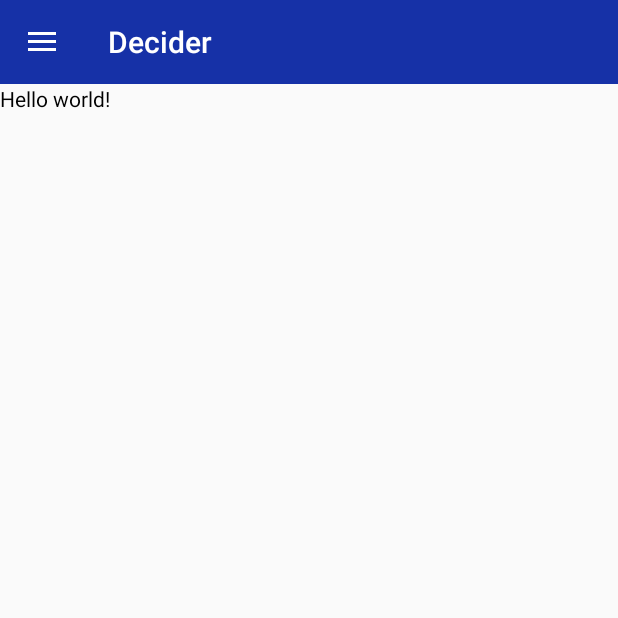
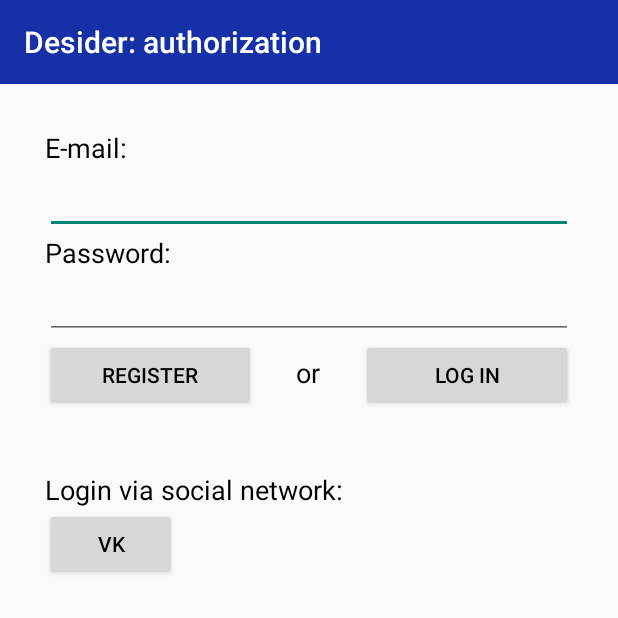
Before and after one commit to tech-team/decider-android, an Android app: the screen it shows after launch (MainActivity), on a phone screen of 412 x 824 dp, the top half of it. Run offline under Robolectric (Android 15) with nearby library versions, the phone set to English and light mode, and no system bars; libraries missing offline, so code that uses them is left out: com.vk.sdk; 1 statement that could not run was skipped.

Commit message:
VK auth works

```diff
--- a/app/src/main/java/org/techteam/decider/gui/activities/MainActivity.java
+++ b/app/src/main/java/org/techteam/decider/gui/activities/MainActivity.java
@@ -21,6 +21,7 @@ import com.vk.sdk.VKUIHelper;
 import com.vk.sdk.api.VKError;
 
 import org.techteam.decider.R;
+import org.techteam.decider.gui.fragments.AuthFragment;
 import org.techteam.decider.gui.fragments.MainFragment;
 import org.techteam.decider.gui.fragments.PostsListFragment;
 import org.techteam.decider.util.Toaster;
@@ -29,6 +30,8 @@ import java.util.List;
 
 
 public class MainActivity extends ActionBarActivity {
+    public static final String TOKEN_PREF_KEY = "token";
+
     @Override
     protected void onCreate(Bundle savedInstanceState) {
         super.onCreate(savedInstanceState);
@@ -39,26 +42,17 @@ public class MainActivity extends ActionBarActivity {
         setContentView(R.layout.activity_main);
 
         if (savedInstanceState == null) {
-            getFragmentManager().beginTransaction()
-                    .add(R.id.content_frame, new MainFragment()).commit();
+            // show main fragment if user has token
+            // or auth fragment otherwise
+            String token = sharedPrefs.getString(TOKEN_PREF_KEY, null);
+            if (token != null) {
+                getFragmentManager().beginTransaction()
+                        .add(R.id.content_frame, new MainFragment()).commit();
+            } else {
+                getFragmentManager().beginTransaction()
+                        .add(R.id.content_frame, new AuthFragment()).commit();
+            }
         }
-
-        VKSdk.initialize(new VKSdkListener() {
-            @Override
-            public void onCaptchaError(VKError vkError) {
-                Toaster.toast(MainActivity.this, vkError.errorMessage);
-            }
-
-            @Override
-            public void onTokenExpired(VKAccessToken vkAccessToken) {
-                Toaster.toast(MainActivity.this, "Token expired");
-            }
-
-            @Override
-            public void onAccessDenied(VKError vkError) {
-                Toaster.toast(MainActivity.this, vkError.errorMessage);
-            }
-        }, "4855698");
     }
 
 //
--- /dev/null
+++ b/app/src/main/java/org/techteam/decider/gui/fragments/AuthFragment.java
@@ -0,0 +1,123 @@
+package org.techteam.decider.gui.fragments;
+
+import android.app.Activity;
+import android.app.Fragment;
+import android.os.Bundle;
+import android.support.v7.app.ActionBar;
+import android.support.v7.widget.Toolbar;
+import android.view.LayoutInflater;
+import android.view.View;
+import android.view.ViewGroup;
+import android.widget.Button;
+
+import com.vk.sdk.VKAccessToken;
+import com.vk.sdk.VKSdk;
+import com.vk.sdk.VKSdkListener;
+import com.vk.sdk.api.VKError;
+
+import org.techteam.decider.R;
+import org.techteam.decider.gui.activities.MainActivity;
+import org.techteam.decider.util.Toaster;
+
+public class AuthFragment
+        extends Fragment {
+
+    public static final String TAG = AuthFragment.class.toString();
+    private MainActivity activity;
+
+    // VK stuff
+    private static final String VK_APP_ID = "4855698";
+    private static final String VK_AUTH_SCOPE = "";
+
+    // controls
+    private Button registerButton;
+    private Button loginButton;
+    private Button loginViaVKButton;
+
+    @Override
+    public View onCreateView(LayoutInflater inflater, ViewGroup container, Bundle savedInstanceState) {
+        View rootView = inflater.inflate(R.layout.fragment_auth, container, false);
+
+        return rootView;
+    }
+
+    @Override
+    public void onViewCreated(View view, Bundle savedInstanceState) {
+        super.onViewCreated(view, savedInstanceState);
+
+        // find controls
+        registerButton = (Button) view.findViewById(R.id.register_button);
+        loginButton = (Button) view.findViewById(R.id.login_button);
+        loginViaVKButton = (Button) view.findViewById(R.id.login_via_vk_button);
+
+        // attach callbacks
+        loginViaVKButton.setOnClickListener(new View.OnClickListener() {
+            @Override
+            public void onClick(View v) {
+                loginViaVK();
+            }
+        });
+    }
+
+    @Override
+    public void onAttach(Activity activity) {
+        super.onAttach(activity);
+
+        this.activity = (MainActivity) activity;
+    }
+
+    @Override
+    public void onActivityCreated(Bundle savedInstanceState) {
+        super.onActivityCreated(savedInstanceState);
+
+        Toolbar toolbar = (Toolbar) this.activity.findViewById(R.id.auth_toolbar);
+        this.activity.setSupportActionBar(toolbar);
+
+        ActionBar actionBar = this.activity.getSupportActionBar();
+        if (actionBar != null) {
+            actionBar.setTitle(this.activity.getString(R.string.auth_title));
+            //actionBar.setDisplayHomeAsUpEnabled(true);
+            //actionBar.setHomeButtonEnabled(true);
+        }
+    }
+
+    @Override
+    public void onSaveInstanceState(Bundle outState) {
+        super.onSaveInstanceState(outState);
+    }
+
+    private void loginViaVK() {
+        final Activity activity = this.activity;
+
+        VKSdk.initialize(new VKSdkListener() {
+            @Override
+            public void onCaptchaError(VKError vkError) {
+                Toaster.toast(activity, vkError.errorMessage);
+            }
+
+            @Override
+            public void onTokenExpired(VKAccessToken vkAccessToken) {
+                Toaster.toast(activity, "Token expired");
+            }
+
+            @Override
+            public void onAccessDenied(VKError vkError) {
+                Toaster.toast(activity, vkError.errorMessage);
+            }
+
+            @Override
+            public void onReceiveNewToken(VKAccessToken newToken) {
+                super.onReceiveNewToken(newToken);
+
+                // auth was successful
+                Toaster.toast(activity, newToken.userId);
+
+                // open main fragment
+                getFragmentManager().beginTransaction()
+                        .replace(R.id.content_frame, new MainFragment()).commit();
+            }
+        }, VK_APP_ID);
+
+        VKSdk.authorize(VK_AUTH_SCOPE);
+    }
+}
--- a/app/src/main/java/org/techteam/decider/gui/fragments/MainFragment.java
+++ b/app/src/main/java/org/techteam/decider/gui/fragments/MainFragment.java
@@ -2,19 +2,9 @@ package org.techteam.decider.gui.fragments;
 
 import android.app.Activity;
 import android.app.Fragment;
-import android.app.LoaderManager;
-import android.content.Loader;
-import android.content.SharedPreferences;
-import android.content.res.Resources;
-import android.database.Cursor;
 import android.os.Bundle;
-import android.preference.PreferenceManager;
 import android.support.v4.widget.DrawerLayout;
-import android.support.v4.widget.SwipeRefreshLayout;
-import android.support.v7.app.ActionBar;
 import android.support.v7.app.ActionBarDrawerToggle;
-import android.support.v7.widget.LinearLayoutManager;
-import android.support.v7.widget.RecyclerView;
 import android.support.v7.widget.Toolbar;
 import android.view.LayoutInflater;
 import android.view.View;
@@ -24,25 +14,12 @@ import android.widget.ListView;
 
 import org.techteam.decider.R;
 import org.techteam.decider.content.ContentCategory;
-import org.techteam.decider.content.ContentProvider;
-import org.techteam.decider.content.PostEntry;
 import org.techteam.decider.gui.activities.MainActivity;
 import org.techteam.decider.gui.adapters.CategoriesListAdapter;
 import org.techteam.decider.gui.adapters.Category;
-import org.techteam.decider.gui.adapters.PostsListAdapter;
-import org.techteam.decider.gui.loaders.ContentLoader;
-import org.techteam.decider.gui.loaders.LoadIntention;
-import org.techteam.decider.gui.loaders.LoaderIds;
-import org.techteam.decider.rest.CallbacksKeeper;
-import org.techteam.decider.rest.OperationType;
-import org.techteam.decider.rest.service_helper.ServiceCallback;
-import org.techteam.decider.rest.service_helper.ServiceHelper;
-import org.techteam.decider.util.Toaster;
 
 import java.util.ArrayList;
-import java.util.LinkedList;
 import java.util.List;
-import java.util.Queue;
 
 public class MainFragment
         extends Fragment {
@@ -74,7 +51,7 @@ public class MainFragment
     public void onActivityCreated(Bundle savedInstanceState) {
         super.onActivityCreated(savedInstanceState);
 
-        Toolbar toolbar = (Toolbar) this.activity.findViewById(R.id.toolbar_actionbar);
+        Toolbar toolbar = (Toolbar) this.activity.findViewById(R.id.main_toolbar);
         this.activity.setSupportActionBar(toolbar);
 
 //        ActionBar actionBar = this.activity.getSupportActionBar();
--- a/app/src/main/res/layout/fragment_auth.xml
+++ b/app/src/main/res/layout/fragment_auth.xml
@@ -1,8 +1,28 @@
 <?xml version="1.0" encoding="utf-8"?>
-<LinearLayout xmlns:android="http://schemas.android.com/apk/res/android"
-    android:orientation="vertical" android:layout_width="match_parent"
-    android:layout_height="match_parent"
-    android:layout_margin="30dp">
+<LinearLayout
+    xmlns:android="http://schemas.android.com/apk/res/android"
+    xmlns:app="http://schemas.android.com/apk/res-auto"
+    android:orientation="vertical"
+    android:layout_width="match_parent"
+    android:layout_height="match_parent">
+
+    <android.support.v7.widget.Toolbar
+        xmlns:android="http://schemas.android.com/apk/res/android"
+        android:id="@+id/auth_toolbar"
+        android:layout_width="match_parent"
+        android:layout_height="?attr/actionBarSize"
+        android:minHeight="?attr/actionBarSize"
+        style="@style/HeaderBar"
+        app:theme="@style/ActionBarThemeOverlay"
+        app:popupTheme="@style/ActionBarPopupThemeOverlay"
+        />
+
+    <LinearLayout
+        android:layout_width="match_parent"
+        android:layout_height="wrap_content"
+        android:orientation="vertical"
+        android:layout_margin="30dp"
+        >
 
         <TextView
             android:layout_width="wrap_content"
@@ -42,7 +62,7 @@
                 android:layout_weight="2"
                 android:layout_height="wrap_content"
                 android:text="@string/register"
-            android:id="@+id/login" />
+                android:id="@+id/register_button" />
 
             <TextView
                 android:layout_width="0dp"
@@ -58,7 +78,7 @@
                 android:layout_weight="2"
                 android:layout_height="wrap_content"
                 android:text="@string/login"
-            android:id="@+id/register" />
+                android:id="@+id/login_button" />
 
         </LinearLayout>
 
@@ -79,6 +99,7 @@
             android:layout_width="wrap_content"
             android:layout_height="wrap_content"
             android:text="@string/vk"
-        android:id="@+id/loginViaVK" />
+            android:id="@+id/login_via_vk_button" />
 
         </LinearLayout>
+</LinearLayout>
--- a/app/src/main/res/layout/fragment_main.xml
+++ b/app/src/main/res/layout/fragment_main.xml
@@ -1,17 +1,16 @@
 <?xml version="1.0" encoding="utf-8"?>
 <LinearLayout
     xmlns:android="http://schemas.android.com/apk/res/android"
+    xmlns:app="http://schemas.android.com/apk/res-auto"
     android:layout_width="match_parent"
     android:layout_height="match_parent"
     android:orientation="vertical">
 
     <android.support.v7.widget.Toolbar
-        xmlns:android="http://schemas.android.com/apk/res/android"
-        android:id="@+id/toolbar_actionbar"
+        android:id="@+id/main_toolbar"
         android:layout_width="match_parent"
         android:layout_height="?attr/actionBarSize"
         android:minHeight="?attr/actionBarSize"
-        xmlns:app="http://schemas.android.com/apk/res-auto"
         style="@style/HeaderBar"
         app:theme="@style/ActionBarThemeOverlay"
         app:popupTheme="@style/ActionBarPopupThemeOverlay"
--- a/app/src/main/res/values/strings.xml
+++ b/app/src/main/res/values/strings.xml
@@ -29,4 +29,8 @@
     <string name="drawer_close">Close categories list</string>
     <string name="categories_label">Categories</string>
 
+<!-- TODO: Remove or change this placeholder text -->
+    <string name="hello_blank_fragment">Hello blank fragment</string>
+    <string name="auth_title">Desider: authorization</string>
+
 </resources>
```
Also changed, not shown: 1 other file. Lines whose indentation alone changed are shown as unchanged.
